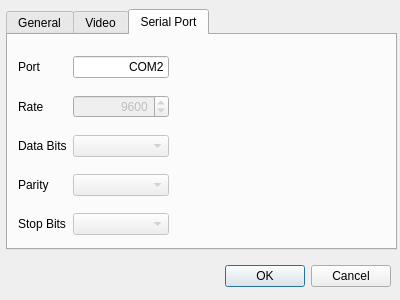
Qt form ui/settingswindow.ui (lrdx/XTgn) before a commit.
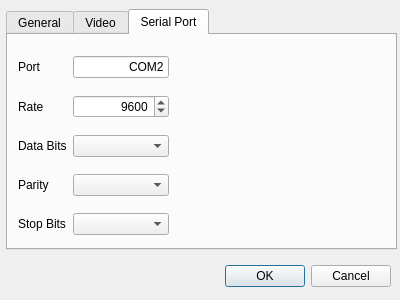
The same form after that commit. The open tabs and pages were chosen to show the change.

Diff of the .ui file:
```diff
--- a/ui/settingswindow.ui
+++ b/ui/settingswindow.ui
@@ -311,14 +311,14 @@
       <item row="4" column="1">
        <widget class="QComboBox" name="portStopBitsComboBox">
         <property name="enabled">
-         <bool>false</bool>
+         <bool>true</bool>
         </property>
        </widget>
       </item>
       <item row="1" column="1">
        <widget class="QSpinBox" name="portRateSpinBox">
         <property name="enabled">
-         <bool>false</bool>
+         <bool>true</bool>
         </property>
         <property name="alignment">
          <set>Qt::AlignRight|Qt::AlignTrailing|Qt::AlignVCenter</set>
@@ -334,6 +334,9 @@
       <item row="2" column="1">
        <widget class="QComboBox" name="portDataBitsComboBox">
         <property name="enabled">
+         <bool>true</bool>
+        </property>
+        <property name="editable">
          <bool>false</bool>
         </property>
        </widget>
@@ -371,7 +374,7 @@
       <item row="3" column="1">
        <widget class="QComboBox" name="portParityComboBox">
         <property name="enabled">
-         <bool>false</bool>
+         <bool>true</bool>
         </property>
        </widget>
       </item>
```
Left out of the diff: 2 changed lines with no effect on the pictures.
